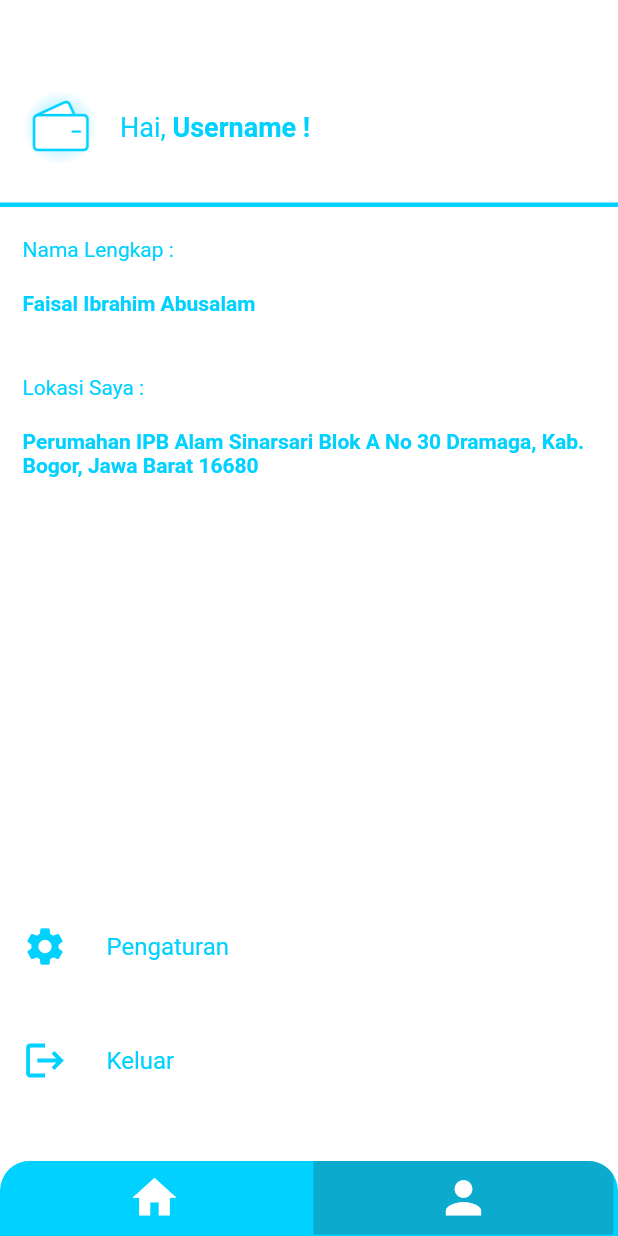
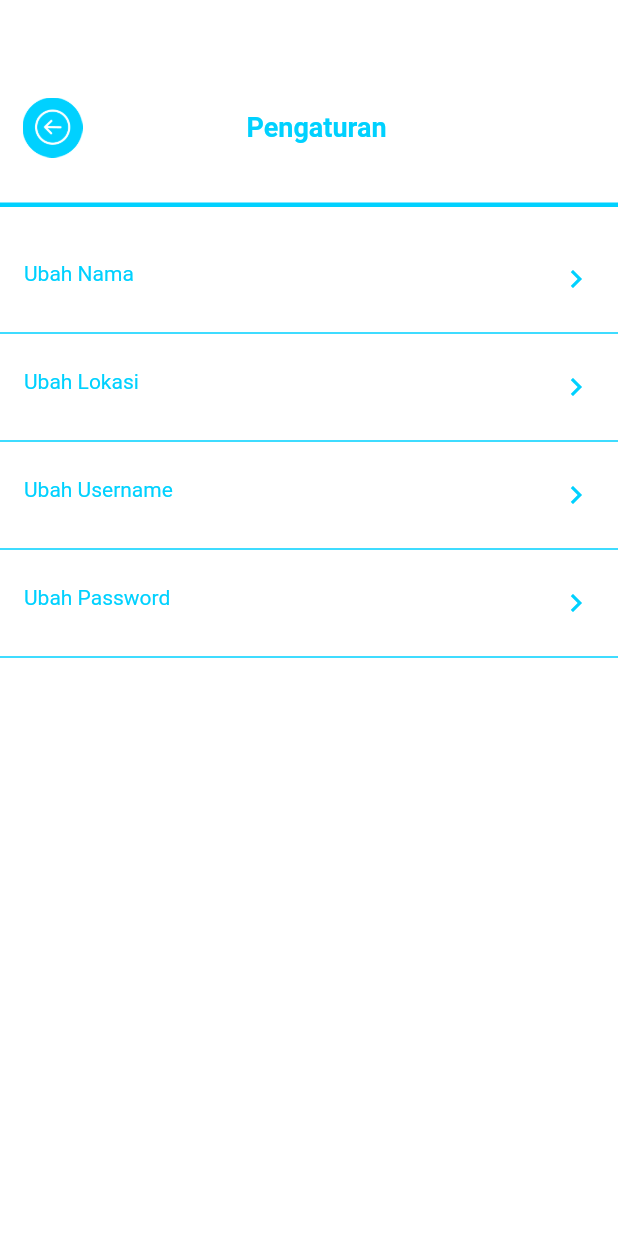
Before and after one commit to Faisalia/mabatua, a Flutter app: the MainPage screen opened by its route, item 2 of the bottom bar chosen, after a tap on "Pengaturan", on a phone screen of 412 x 824 dp. Run offline on Flutter 3.47's test engine with Material 2 defaults, Android fonts, the phone set to English and light mode, and no system bars.

Commit message:
add setting page and edit profile page

```diff
--- a/lib/main.dart
+++ b/lib/main.dart
@@ -4,6 +4,9 @@ import './pages/login_page.dart';
 import './pages/register_page.dart';
 import './pages/home_page.dart';
 import './pages/main_page.dart';
+import './pages/setting_page.dart';
+import './pages/edit_profile/edit_name_page.dart';
+import './pages/edit_profile/edit_address_page.dart';
 
 void main() => runApp(const MyApp());
 
@@ -38,6 +41,9 @@ class MyApp extends StatelessWidget {
         LoginPage.routeName: ((context) => LoginPage()),
         RegisterPage.routeName: (context) => RegisterPage(),
         MainPage.routeName: (context) => MainPage(),
+        SettingPage.routeName: (context) => SettingPage(),
+        EditNamePage.routeName: (context) => EditNamePage(),
+        EditAddressPage.routeName: (context) => EditAddressPage(),
       },
     );
   }
--- a/lib/pages/profile_page.dart
+++ b/lib/pages/profile_page.dart
@@ -1,5 +1,6 @@
 import 'package:flutter/material.dart';
 import '../widgets/username_title.dart';
+import '../pages/setting_page.dart';
 
 class ProfilePage extends StatelessWidget {
   const ProfilePage({Key? key}) : super(key: key);
@@ -15,9 +16,10 @@ class ProfilePage extends StatelessWidget {
             child: UsernameTitle(),
           ),
           Container(
-            padding: EdgeInsets.only(top: 20, left: 15, right: 15),
+            padding: EdgeInsets.only(top: 20, left: 15, right: 15, bottom: 20),
             height: 600,
             decoration: BoxDecoration(
+              // color: Colors.red,
               border: Border(
                 top:
                     BorderSide(width: 3, color: Theme.of(context).primaryColor),
@@ -61,7 +63,10 @@ class ProfilePage extends StatelessWidget {
                           color: Theme.of(context).primaryColor,
                         ),
                         title: Text('Pengaturan'),
-                        onTap: () {},
+                        onTap: () {
+                          Navigator.of(context)
+                              .pushNamed(SettingPage.routeName);
+                        },
                       ),
                       SizedBox(height: 20),
                       ListTile(
--- /dev/null
+++ b/lib/pages/setting_page.dart
@@ -0,0 +1,119 @@
+import 'package:flutter/material.dart';
+import './edit_profile/edit_name_page.dart';
+
+class SettingPage extends StatelessWidget {
+  const SettingPage({Key? key}) : super(key: key);
+  static const routeName = '/setting';
+
+  @override
+  Widget build(BuildContext context) {
+    double deviceWidth = MediaQuery.of(context).size.width;
+    return Scaffold(
+      body: Container(
+        padding: EdgeInsets.symmetric(vertical: 35),
+        child: Column(
+          children: [
+            Padding(
+              padding: const EdgeInsets.symmetric(horizontal: 15),
+              child: Container(
+                width: double.infinity,
+                height: 100,
+                // color: Colors.red,
+                child: Row(
+                  children: [
+                    Image.asset(
+                      'assets/images/back_icon.png',
+                      width: 40,
+                      height: 40,
+                    ),
+                    Container(
+                      width: deviceWidth -
+                          15 -
+                          15 -
+                          40 -
+                          30, // deviceWidth - left padding - right padding - icon width -
+                      // color: Colors.yellow,
+                      child: Row(
+                        mainAxisAlignment: MainAxisAlignment.center,
+                        children: [
+                          Text(
+                            'Pengaturan',
+                            style: TextStyle(
+                                fontSize: 18, fontWeight: FontWeight.bold),
+                          ),
+                        ],
+                      ),
+                    )
+                  ],
+                ),
+              ),
+            ),
+            Container(
+                padding: EdgeInsets.only(top: 20),
+                // height: 600,
+                decoration: BoxDecoration(
+                  border: Border(
+                    top: BorderSide(
+                        width: 3, color: Theme.of(context).primaryColor),
+                  ),
+                ),
+                child: Column(
+                  children: [
+                    ListTile(
+                      leading: Text('Ubah Nama'),
+                      trailing: Icon(
+                        Icons.keyboard_arrow_right,
+                        color: Theme.of(context).primaryColor,
+                      ),
+                      onTap: () {
+                        Navigator.of(context).pushNamed(EditNamePage.routeName);
+                      },
+                    ),
+                    Divider(
+                      color: Theme.of(context).primaryColor,
+                      thickness: 1.0,
+                    ),
+                    ListTile(
+                      leading: Text('Ubah Lokasi'),
+                      trailing: Icon(
+                        Icons.keyboard_arrow_right,
+                        color: Theme.of(context).primaryColor,
+                      ),
+                      onTap: () {},
+                    ),
+                    Divider(
+                      color: Theme.of(context).primaryColor,
+                      thickness: 1.0,
+                    ),
+                    ListTile(
+                      leading: Text('Ubah Username'),
+                      trailing: Icon(
+                        Icons.keyboard_arrow_right,
+                        color: Theme.of(context).primaryColor,
+                      ),
+                      onTap: () {},
+                    ),
+                    Divider(
+                      color: Theme.of(context).primaryColor,
+                      thickness: 1.0,
+                    ),
+                    ListTile(
+                      leading: Text('Ubah Password'),
+                      trailing: Icon(
+                        Icons.keyboard_arrow_right,
+                        color: Theme.of(context).primaryColor,
+                      ),
+                      onTap: () {},
+                    ),
+                    Divider(
+                      color: Theme.of(context).primaryColor,
+                      thickness: 1.0,
+                    ),
+                  ],
+                ))
+          ],
+        ),
+      ),
+    );
+  }
+}
--- a/lib/widgets/login_form.dart
+++ b/lib/widgets/login_form.dart
@@ -38,6 +38,7 @@ class _LoginFormState extends State<LoginForm> {
                 enableInteractiveSelection: false,
                 focusNode: FocusNode(),
                 decoration: InputDecoration(
+                  contentPadding: EdgeInsets.symmetric(horizontal: 20),
                   hintText: 'Masukkan username',
                   hintStyle: TextStyle(
                     color: Theme.of(context).primaryColor,
@@ -73,7 +74,7 @@ class _LoginFormState extends State<LoginForm> {
               child: TextFormField(
                 obscureText: _obscureText,
                 decoration: InputDecoration(
-                  //contentPadding: EdgeInsets.symmetric(vertical: 20.0),
+                  contentPadding: EdgeInsets.symmetric(horizontal: 20),
                   suffixIcon: IconButton(
                     onPressed: _togglevisibility,
                     icon: Icon(
--- a/lib/widgets/result.dart
+++ b/lib/widgets/result.dart
@@ -17,7 +17,18 @@ class Result extends StatelessWidget {
             mainAxisAlignment: MainAxisAlignment.spaceBetween,
             children: [
               Text('Rekomendasi pengeluaran'),
-              Text("Rp10.000 / makan")
+              RichText(
+                  text: TextSpan(
+                      style: TextStyle(color: Theme.of(context).primaryColor),
+                      children: [
+                    TextSpan(
+                      text: 'Rp10.000',
+                      style: TextStyle(fontWeight: FontWeight.bold),
+                    ),
+                    TextSpan(
+                      text: ' / makan',
+                    ),
+                  ]))
             ],
           ),
           SizedBox(height: 10),
--- a/lib/widgets/username_title.dart
+++ b/lib/widgets/username_title.dart
@@ -12,7 +12,7 @@ class UsernameTitle extends StatelessWidget {
       child: Row(
         children: [
           Image.asset(
-            'assets/images/icon_savekost.png',
+            'assets/images/savekost_username.png',
             width: 50,
             height: 50,
           ),
```
Also changed, not shown: lib/pages/edit_profile/edit_address_page.dart (added, +122 -0 lines), lib/pages/edit_profile/edit_name_page.dart (added, +122 -0 lines), lib/widgets/edit_title.dart (added, +50 -0 lines), assets/images/back_icon.png (added), assets/images/done_icon.png (added), assets/images/savekost_username.png (added).
